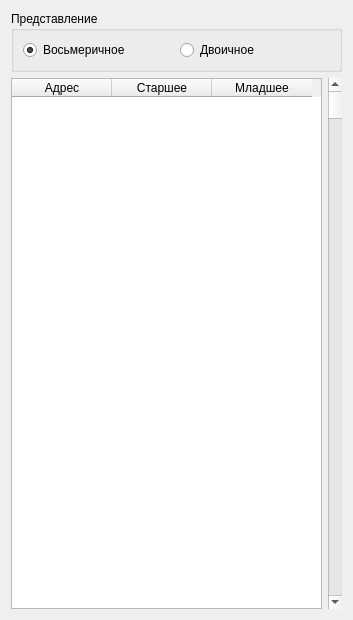
First picture: the form in Исходные тексты/DrumWidget.ui, repository starling13/emural, before the edit.
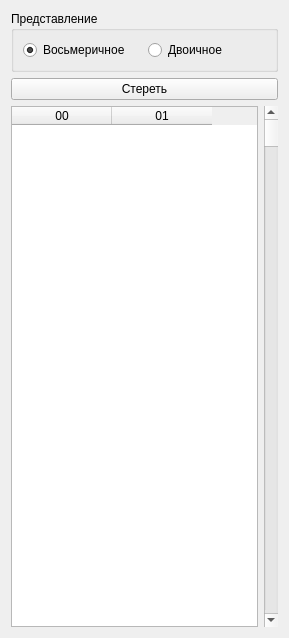
Second picture: the form after the edit.

What changed in the file:
```diff
--- a/Исходные тексты/DrumWidget.ui
+++ b/Исходные тексты/DrumWidget.ui
@@ -6,8 +6,8 @@
    <rect>
     <x>0</x>
     <y>0</y>
-    <width>353</width>
-    <height>620</height>
+    <width>289</width>
+    <height>638</height>
    </rect>
   </property>
   <property name="windowTitle">
@@ -46,6 +46,13 @@
      </layout>
     </widget>
    </item>
+   <item>
+    <widget class="QPushButton" name="clearButton">
+     <property name="text">
+      <string>Стереть</string>
+     </property>
+    </widget>
+   </item>
    <item>
     <layout class="QHBoxLayout" name="horizontalLayout_2">
      <property name="topMargin">
@@ -53,19 +60,17 @@
      </property>
      <item>
       <widget class="QTableWidget" name="drumView">
+       <property name="verticalScrollBarPolicy">
+        <enum>Qt::ScrollBarAlwaysOff</enum>
+       </property>
        <column>
         <property name="text">
-         <string>Адрес</string>
+         <string>00</string>
         </property>
        </column>
        <column>
         <property name="text">
-         <string>Старшее</string>
-        </property>
-       </column>
-       <column>
-        <property name="text">
-         <string>Младшее</string>
+         <string>01</string>
         </property>
        </column>
       </widget>
```
Left out of the diff: 2 changed lines with no effect on the pictures.
